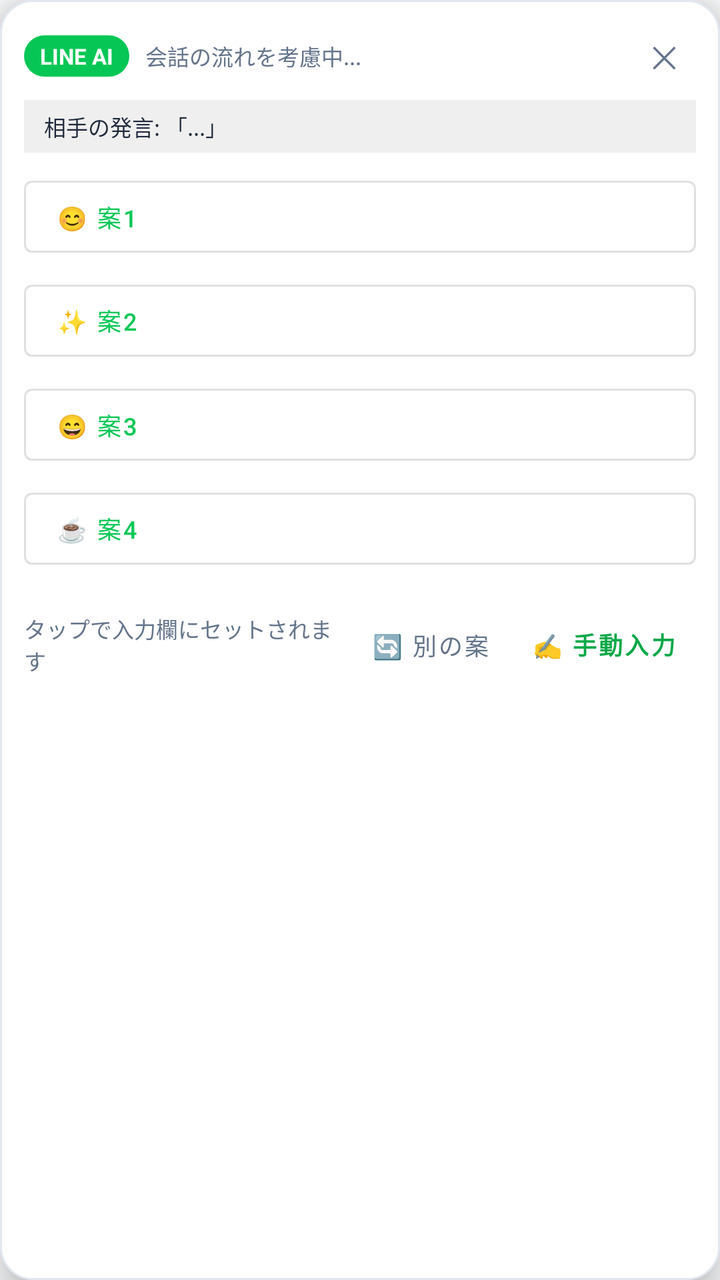
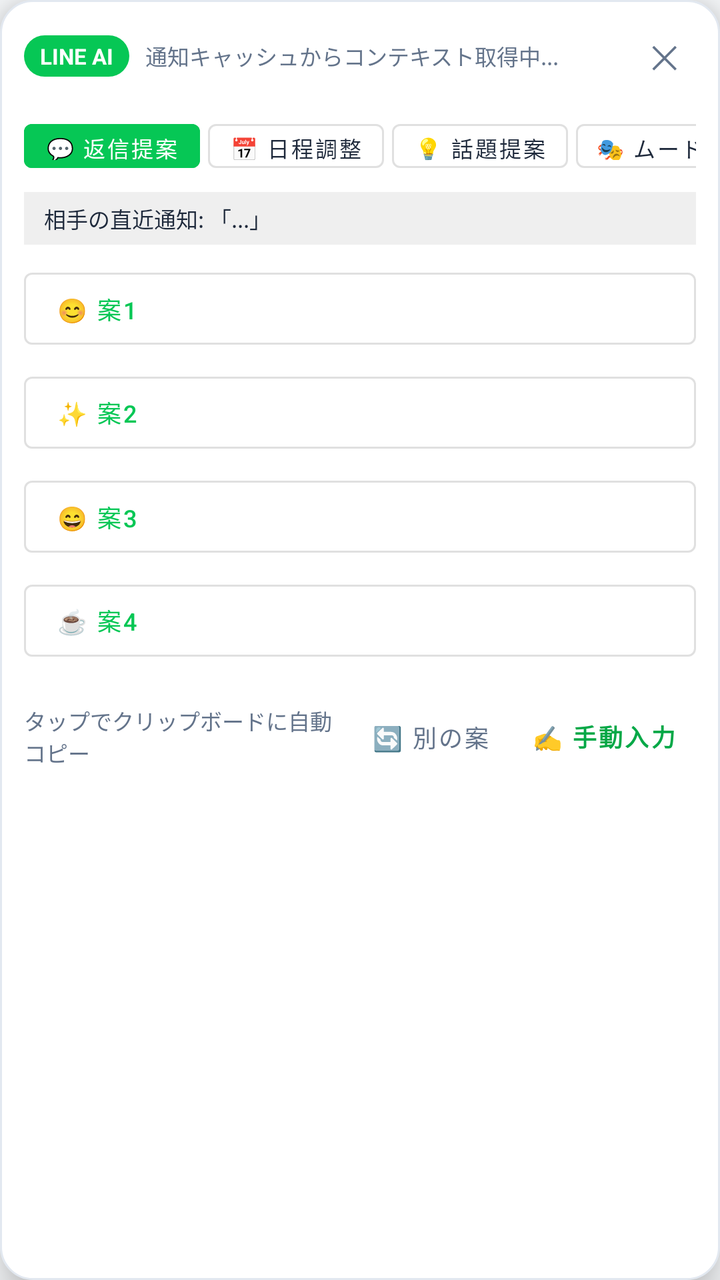

The first picture is an Android layout as it rendered before a commit; the second is the same layout after the commit. The layout source and the unified diff follow.
<!-- AndroidManifest.xml: application theme Theme.LineAiReply -->
<!-- res/layout/overlay_line_replies.xml -->
<?xml version="1.0" encoding="utf-8"?>
<LinearLayout xmlns:android="http://schemas.android.com/apk/res/android"
    android:id="@+id/cardRoot"
    android:layout_width="match_parent"
    android:layout_height="wrap_content"
    android:background="@drawable/bg_reply_sheet"
    android:elevation="12dp"
    android:orientation="vertical"
    android:padding="12dp">

    
    <LinearLayout
        android:layout_width="match_parent"
        android:layout_height="wrap_content"
        android:gravity="center_vertical"
        android:orientation="horizontal">

        <TextView
            android:id="@+id/textPlatformTag"
            android:layout_width="wrap_content"
            android:layout_height="wrap_content"
            android:background="@drawable/bg_line_pill"
            android:paddingHorizontal="8dp"
            android:paddingVertical="3dp"
            android:text="LINE AI"
            android:textColor="@color/white"
            android:textSize="11sp"
            android:textStyle="bold" />

        <TextView
            android:id="@+id/textContextSummary"
            android:layout_width="0dp"
            android:layout_height="wrap_content"
            android:layout_marginStart="8dp"
            android:layout_weight="1"
            android:ellipsize="end"
            android:maxLines="1"
            android:text="会話の流れを考慮中..."
            android:textColor="@color/text_secondary"
            android:textSize="11sp" />

        <TextView
            android:id="@+id/btnClose"
            android:layout_width="32dp"
            android:layout_height="32dp"
            android:gravity="center"
            android:text="✕"
            android:textColor="@color/text_secondary"
            android:textSize="15sp" />
    </LinearLayout>

    
    <TextView
        android:id="@+id/textPartnerMessagePreview"
        android:layout_width="match_parent"
        android:layout_height="wrap_content"
        android:layout_marginTop="6dp"
        android:background="#10000000"
        android:paddingHorizontal="10dp"
        android:paddingVertical="5dp"
        android:ellipsize="end"
        android:maxLines="2"
        android:text="相手の発言: 「...」"
        android:textColor="@color/text_primary"
        android:textSize="11sp" />

    
    <LinearLayout
        android:id="@+id/optionsLayout"
        android:layout_width="match_parent"
        android:layout_height="wrap_content"
        android:layout_marginTop="8dp"
        android:orientation="vertical">

        <Button
            android:id="@+id/btnOpt1"
            style="@style/Widget.MaterialComponents.Button.OutlinedButton"
            android:layout_width="match_parent"
            android:layout_height="wrap_content"
            android:layout_marginBottom="4dp"
            android:gravity="start|center_vertical"
            android:paddingVertical="6dp"
            android:text="😊 案1"
            android:textAllCaps="false"
            android:textSize="12sp" />

        <Button
            android:id="@+id/btnOpt2"
            style="@style/Widget.MaterialComponents.Button.OutlinedButton"
            android:layout_width="match_parent"
            android:layout_height="wrap_content"
            android:layout_marginBottom="4dp"
            android:gravity="start|center_vertical"
            android:paddingVertical="6dp"
            android:text="✨ 案2"
            android:textAllCaps="false"
            android:textSize="12sp" />

        <Button
            android:id="@+id/btnOpt3"
            style="@style/Widget.MaterialComponents.Button.OutlinedButton"
            android:layout_width="match_parent"
            android:layout_height="wrap_content"
            android:layout_marginBottom="4dp"
            android:gravity="start|center_vertical"
            android:paddingVertical="6dp"
            android:text="😄 案3"
            android:textAllCaps="false"
            android:textSize="12sp" />

        <Button
            android:id="@+id/btnOpt4"
            style="@style/Widget.MaterialComponents.Button.OutlinedButton"
            android:layout_width="match_parent"
            android:layout_height="wrap_content"
            android:layout_marginBottom="6dp"
            android:gravity="start|center_vertical"
            android:paddingVertical="6dp"
            android:text="☕ 案4"
            android:textAllCaps="false"
            android:textSize="12sp" />
    </LinearLayout>

    
    <LinearLayout
        android:layout_width="match_parent"
        android:layout_height="wrap_content"
        android:gravity="center_vertical"
        android:orientation="horizontal"
        android:paddingTop="4dp">

        <TextView
            android:layout_width="0dp"
            android:layout_height="wrap_content"
            android:layout_weight="1"
            android:text="タップで入力欄にセットされます"
            android:textColor="@color/text_secondary"
            android:textSize="11sp" />

        <Button
            android:id="@+id/btnRegenerate"
            style="@style/Widget.MaterialComponents.Button.TextButton"
            android:layout_width="wrap_content"
            android:layout_height="wrap_content"
            android:minWidth="0dp"
            android:paddingHorizontal="10dp"
            android:text="🔄 別の案"
            android:textColor="@color/text_secondary"
            android:textSize="12sp" />

        <Button
            android:id="@+id/btnDirectType"
            style="@style/Widget.MaterialComponents.Button.TextButton"
            android:layout_width="wrap_content"
            android:layout_height="wrap_content"
            android:minWidth="0dp"
            android:paddingHorizontal="10dp"
            android:text="✍️ 手動入力"
            android:textColor="@color/line_green_dark"
            android:textSize="12sp"
            android:textStyle="bold" />
    </LinearLayout>

</LinearLayout>
<!-- resources referenced by this layout -->
<resources>
  <color name="line_green_dark">#05A847</color>
  <color name="text_primary">#1E293B</color>
  <color name="text_secondary">#64748B</color>
  <color name="white">#FFFFFF</color>
  <!-- drawable bg_line_pill (drawable) -->
  <?xml version="1.0" encoding="utf-8"?>
  <shape xmlns:android="http://schemas.android.com/apk/res/android"
      android:shape="rectangle">
      <solid android:color="@color/line_green" />
      <corners android:radius="999dp" />
  </shape>
  <!-- drawable bg_reply_sheet (drawable) -->
  <?xml version="1.0" encoding="utf-8"?>
  <shape xmlns:android="http://schemas.android.com/apk/res/android"
      android:shape="rectangle">
      <solid android:color="@color/white" />
      <corners android:radius="16dp" />
      <stroke android:width="1dp" android:color="@color/border" />
  </shape>
  <style name="Theme.LineAiReply" parent="Theme.MaterialComponents.DayNight.NoActionBar">
          <item name="colorPrimary">@color/line_green</item>
          <item name="colorPrimaryDark">@color/line_green_dark</item>
          <item name="android:windowBackground">@color/bg_light</item>
      </style>
  <color name="line_green">#06C755</color>
  <color name="border">#E2E8F0</color>
  <color name="bg_light">#F8FAFC</color>
</resources>

<!-- the commit's change to res/layout/overlay_line_replies.xml (unified diff, before → after) -->
@@ -35,7 +35,7 @@
             android:layout_weight="1"
             android:ellipsize="end"
             android:maxLines="1"
-            android:text="会話の流れを考慮中..."
+            android:text="通知キャッシュからコンテキスト取得中..."
             android:textColor="@color/text_secondary"
             android:textSize="11sp" />
 
@@ -46,8 +46,97 @@
             android:gravity="center"
             android:text="✕"
             android:textColor="@color/text_secondary"
-            android:textSize="15sp" />
+            android:textSize="16sp" />
     </LinearLayout>
+
+    
+    <HorizontalScrollView
+        android:id="@+id/scrollRooms"
+        android:layout_width="match_parent"
+        android:layout_height="wrap_content"
+        android:layout_marginTop="6dp"
+        android:scrollbars="none">
+
+        <LinearLayout
+            android:id="@+id/layoutRoomChips"
+            android:layout_width="wrap_content"
+            android:layout_height="wrap_content"
+            android:orientation="horizontal" />
+    </HorizontalScrollView>
+
+    
+    <HorizontalScrollView
+        android:layout_width="match_parent"
+        android:layout_height="wrap_content"
+        android:layout_marginTop="6dp"
+        android:scrollbars="none">
+
+        <LinearLayout
+            android:layout_width="wrap_content"
+            android:layout_height="wrap_content"
+            android:orientation="horizontal">
+
+            <Button
+                android:id="@+id/btnModeReply"
+                style="@style/Widget.MaterialComponents.Button.UnelevatedButton"
+                android:layout_width="wrap_content"
+                android:layout_height="34dp"
+                android:layout_marginEnd="4dp"
+                android:backgroundTint="@color/line_green"
+                android:paddingHorizontal="10dp"
+                android:text="💬 返信提案"
+                android:textColor="@color/white"
+                android:textSize="11sp" />
+
+            <Button
+                android:id="@+id/btnModeSchedule"
+                style="@style/Widget.MaterialComponents.Button.OutlinedButton"
+                android:layout_width="wrap_content"
+                android:layout_height="34dp"
+                android:layout_marginEnd="4dp"
+                android:paddingHorizontal="10dp"
+                android:text="📅 日程調整"
+                android:textColor="@color/text_primary"
+                android:textSize="11sp" />
+
+            <Button
+                android:id="@+id/btnModeTopic"
+                style="@style/Widget.MaterialComponents.Button.OutlinedButton"
+                android:layout_width="wrap_content"
+                android:layout_height="34dp"
+                android:layout_marginEnd="4dp"
+                android:paddingHorizontal="10dp"
+                android:text="💡 話題提案"
+                android:textColor="@color/text_primary"
+                android:textSize="11sp" />
+
+            <Button
+                android:id="@+id/btnModeMood"
+                style="@style/Widget.MaterialComponents.Button.OutlinedButton"
+                android:layout_width="wrap_content"
+                android:layout_height="34dp"
+                android:paddingHorizontal="10dp"
+                android:text="🎭 ムード分析"
+                android:textColor="@color/text_primary"
+                android:textSize="11sp" />
+        </LinearLayout>
+    </HorizontalScrollView>
+
+    
+    <TextView
+        android:id="@+id/textClipboardPreview"
+        android:layout_width="match_parent"
+        android:layout_height="wrap_content"
+        android:layout_marginTop="6dp"
+        android:background="#FEF3C7"
+        android:paddingHorizontal="10dp"
+        android:paddingVertical="4dp"
+        android:ellipsize="end"
+        android:maxLines="2"
+        android:text="📋 コピー文を反映: 「...」"
+        android:textColor="#92400E"
+        android:textSize="11sp"
+        android:visibility="gone" />
 
     
     <TextView
@@ -59,8 +148,8 @@
         android:paddingHorizontal="10dp"
         android:paddingVertical="5dp"
         android:ellipsize="end"
-        android:maxLines="2"
-        android:text="相手の発言: 「...」"
+        android:maxLines="3"
+        android:text="相手の直近通知: 「...」"
         android:textColor="@color/text_primary"
         android:textSize="11sp" />
 
@@ -133,7 +222,7 @@
             android:layout_width="0dp"
             android:layout_height="wrap_content"
             android:layout_weight="1"
-            android:text="タップで入力欄にセットされます"
+            android:text="タップでクリップボードに自動コピー"
             android:textColor="@color/text_secondary"
             android:textSize="11sp" />
 
